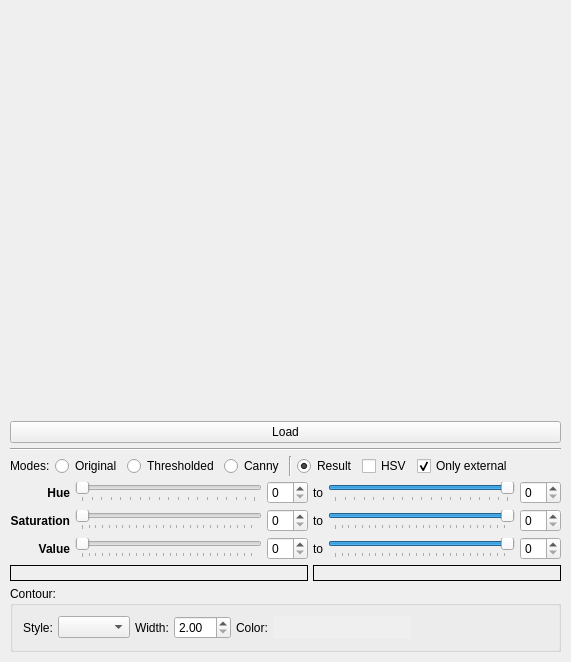
Qt form opencv__Color_Detection_Tool/mainwidget.ui (gil9red/SimplePyScripts) before a commit.
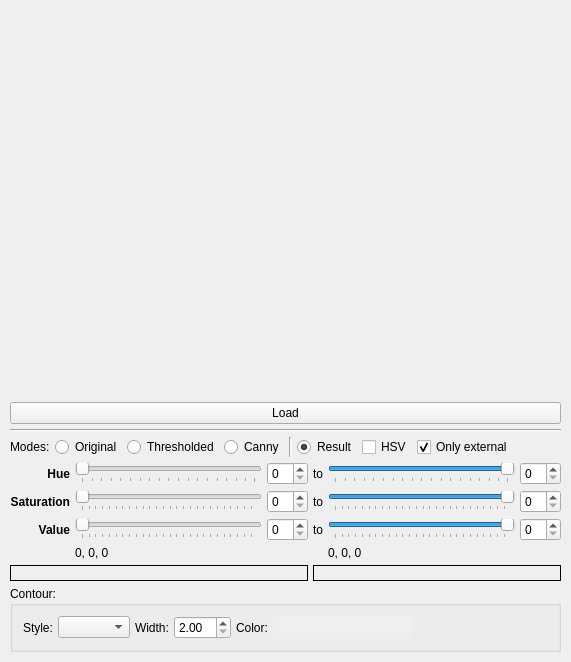
The same form after that commit.

Commit message: Генерация кода формы заменена на динамическую генерацию Добавлены текстовое значение from/to для HSV -- чтобы можно было за раз скопировать

What changed in the file:
```diff
--- a/opencv__Color_Detection_Tool/mainwidget.ui
+++ b/opencv__Color_Detection_Tool/mainwidget.ui
@@ -318,7 +318,7 @@
        </property>
       </widget>
      </item>
-     <item row="3" column="0" colspan="3">
+     <item row="4" column="0" colspan="3">
       <widget class="QLabel" name="lbHsvMin">
        <property name="minimumSize">
         <size>
@@ -337,7 +337,7 @@
        </property>
       </widget>
      </item>
-     <item row="3" column="3" colspan="3">
+     <item row="4" column="3" colspan="3">
       <widget class="QLabel" name="lbHsvMax">
        <property name="minimumSize">
         <size>
@@ -356,6 +356,26 @@
        </property>
       </widget>
      </item>
+     <item row="3" column="1">
+      <widget class="QLabel" name="label_hsv_from_text">
+       <property name="text">
+        <string>0, 0, 0</string>
+       </property>
+       <property name="textInteractionFlags">
+        <set>Qt::LinksAccessibleByMouse|Qt::TextSelectableByMouse</set>
+       </property>
+      </widget>
+     </item>
+     <item row="3" column="4">
+      <widget class="QLabel" name="label_hsv_to_text">
+       <property name="text">
+        <string>0, 0, 0</string>
+       </property>
+       <property name="textInteractionFlags">
+        <set>Qt::LinksAccessibleByMouse|Qt::TextSelectableByMouse</set>
+       </property>
+      </widget>
+     </item>
     </layout>
    </item>
    <item>
```
The commit also changes 3 other files.
